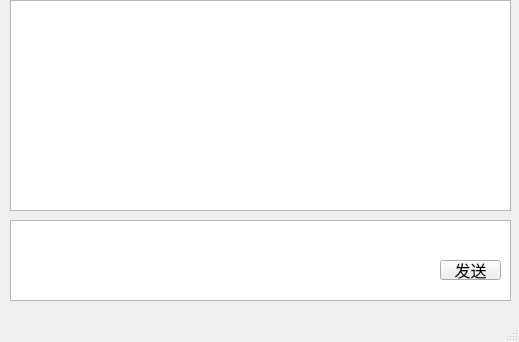
This is litechat_privatechat.ui in joshmiao/LiteChat as Qt 5 draws it before an edit. The edited form follows.
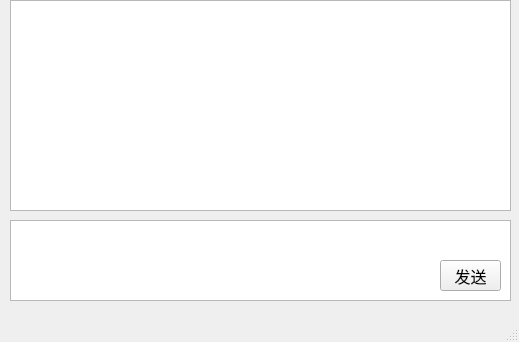
This is the edited form.

The edit to the form file:
```diff
--- a/litechat_privatechat.ui
+++ b/litechat_privatechat.ui
@@ -43,7 +43,7 @@
       <x>440</x>
       <y>260</y>
       <width>61</width>
-      <height>20</height>
+      <height>31</height>
      </rect>
     </property>
     <property name="font">
```
